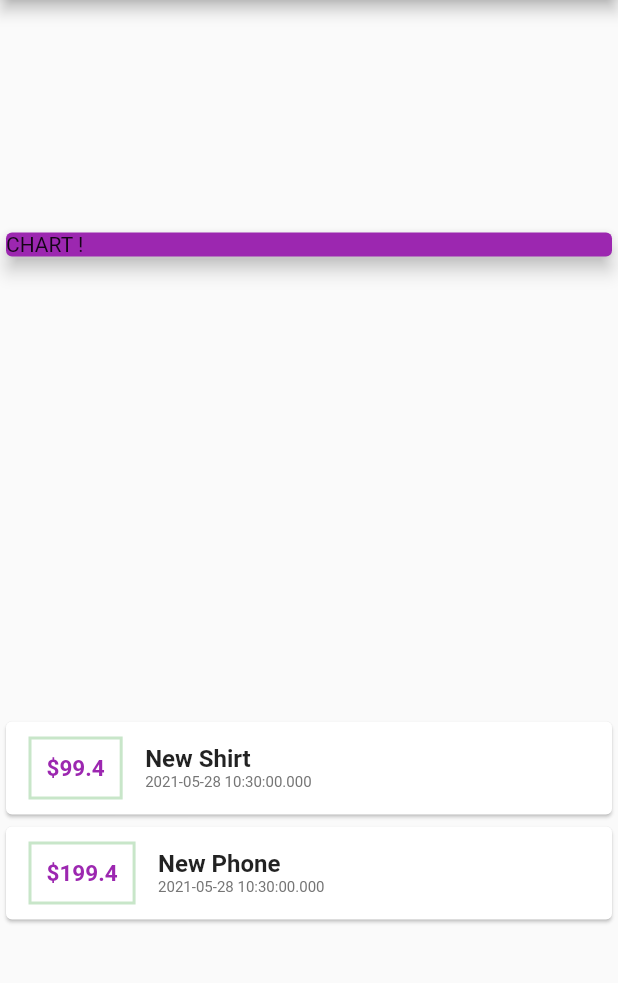
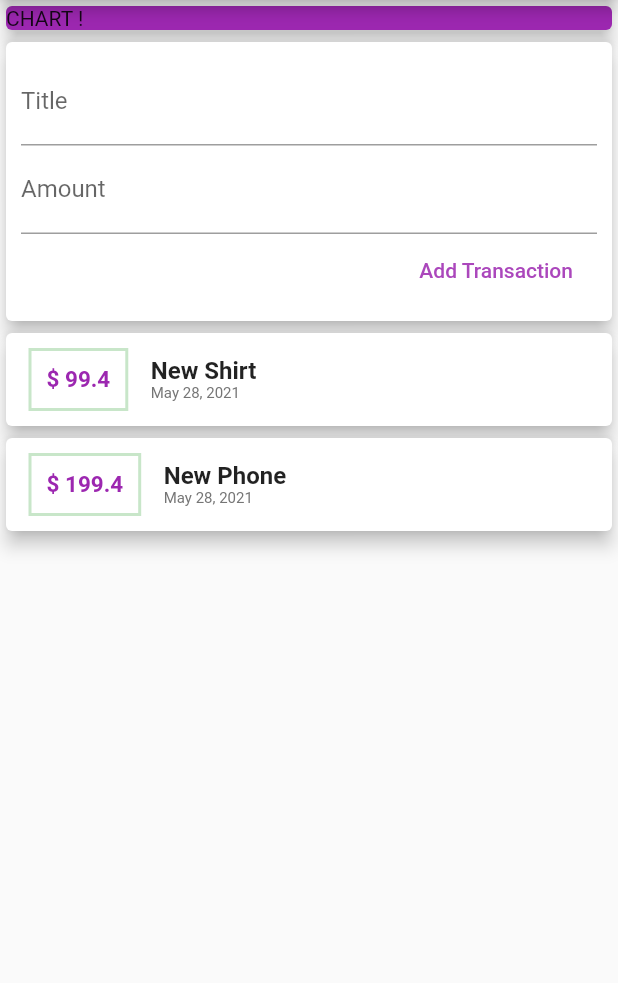
Before and after one commit to mahirAbdAlazimMokhtar/personal_expense, a Flutter app: the screen it shows after launch, on a phone screen of 412 x 824 dp, the part 84-1067 px from its top. Run offline on Flutter 3.47's test engine with Material 2 defaults, Android fonts, the phone set to English and light mode, and no system bars.

Commit message:
Add TextField to add new Tx

```diff
--- a/lib/main.dart
+++ b/lib/main.dart
@@ -1,4 +1,5 @@
 import 'package:flutter/material.dart';
+import 'package:intl/intl.dart';
 import './transaction.dart';
 
 void main() {
@@ -21,7 +22,8 @@ class MyApp extends StatelessWidget {
           title: Text('Personal Expenses'),
         ),
         body: Column(
-          mainAxisAlignment: MainAxisAlignment.spaceAround,
+          // mainAxisAlignment: MainAxisAlignment.start,
+          crossAxisAlignment: CrossAxisAlignment.stretch,
           children: [
             Container(
               width: double.infinity,
@@ -31,14 +33,37 @@ class MyApp extends StatelessWidget {
                 elevation: 5,
               ),
             ),
+            Card(
+              elevation: 5,
+              child: Container(
+                padding: EdgeInsets.all(10),
+                child: Column(
+                  crossAxisAlignment: CrossAxisAlignment.end,
+                  children: [
+                    TextField(
+                      decoration: InputDecoration(labelText: 'Title'),
+                    ),
+                    TextField(
+                      decoration: InputDecoration(labelText: 'Amount'),
+                    ),
+                    FlatButton(
+                      onPressed: () {},
+                      child: Text('Add Transaction'),
+                      textColor: Colors.purple.shade400,
+                    )
+                  ],
+                ),
+              ),
+            ),
             Column(
               children: transaction.map((tx) {
                 return Card(
+                  elevation: 5,
                   child: Row(
                     children: [
                       Container(
                         child: Text(
-                           '\$${tx.amount}',
+                          '\$ ${tx.amount}',
                           style: TextStyle(
                               fontWeight: FontWeight.bold,
                               fontSize: 15,
@@ -68,12 +93,11 @@ class MyApp extends StatelessWidget {
                             ),
                           ),
                           Text(
-                            tx.date.toString(),
-                             style: TextStyle(
-                              fontWeight: FontWeight.normal,
-                              fontSize: 10,
-                               color: Colors.grey.shade600
-                            ),
+                            DateFormat.yMMMd().format(tx.date),
+                            style: TextStyle(
+                                fontWeight: FontWeight.normal,
+                                fontSize: 10,
+                                color: Colors.grey.shade600),
                           ),
                         ],
                       ),
--- a/pubspec.yaml
+++ b/pubspec.yaml
@@ -28,6 +28,7 @@ dependencies:
   # The following adds the Cupertino Icons font to your application.
   # Use with the CupertinoIcons class for iOS style icons.
   cupertino_icons: ^1.0.2
+  intl: ^0.17.0
 
 dev_dependencies:
   flutter_test:
```
Also changed, not shown: pubspec.lock.
